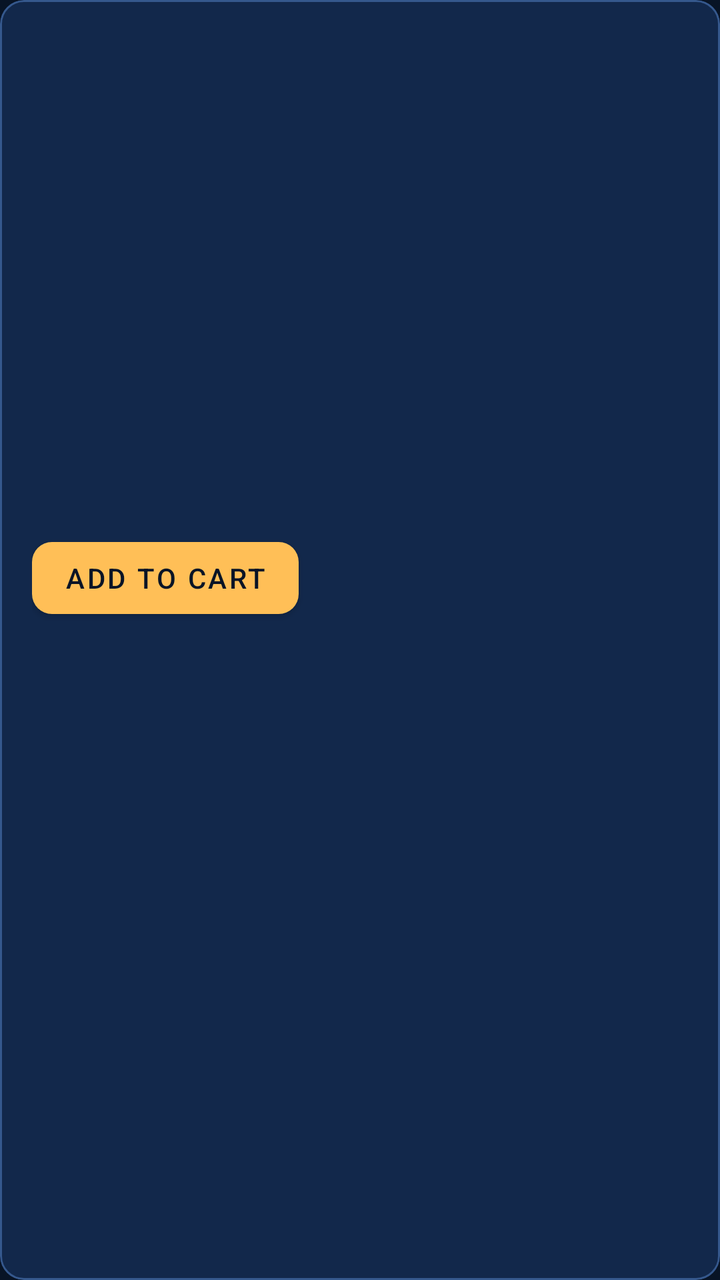
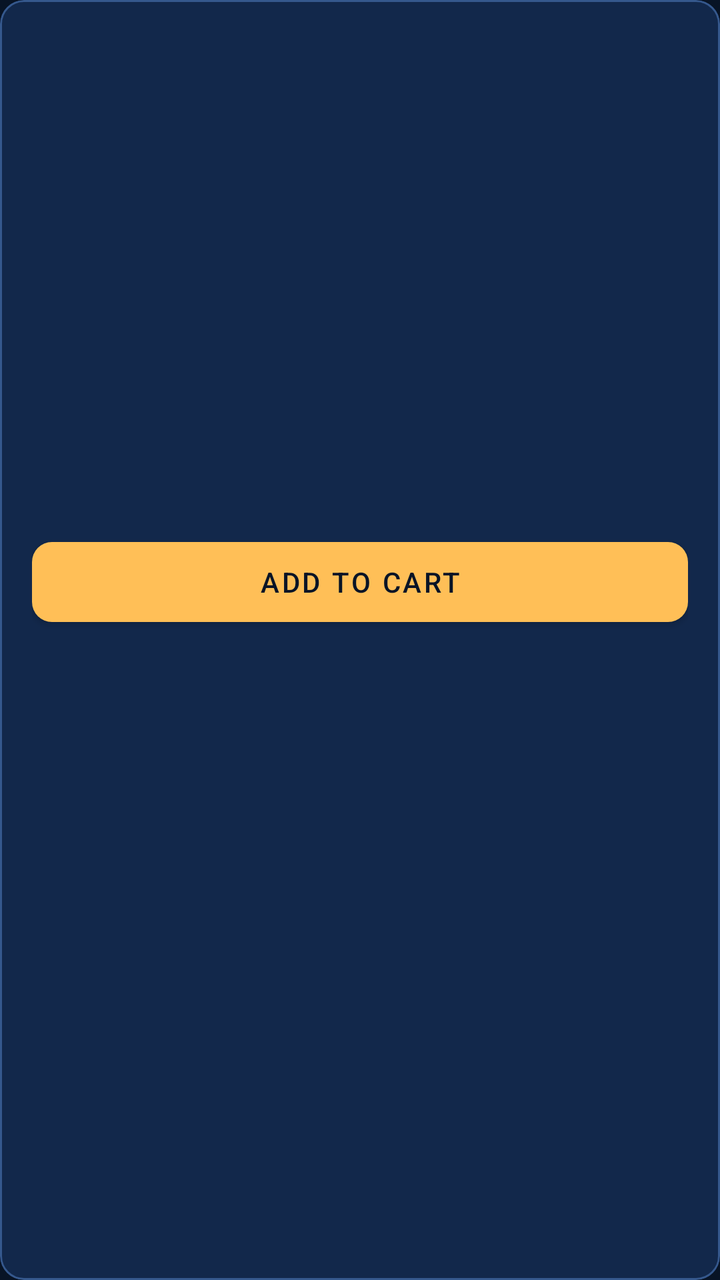

Screens rendered from an Android XML layout before and after an edit, with the pre-edit source and the edit as a unified diff.
<!-- AndroidManifest.xml: application theme Theme.Lebyy -->
<!-- res/layout/item_product.xml -->
<?xml version="1.0" encoding="utf-8"?>
<com.google.android.material.card.MaterialCardView xmlns:android="http://schemas.android.com/apk/res/android"
    xmlns:app="http://schemas.android.com/apk/res-auto"
    android:layout_width="match_parent"
    android:layout_height="wrap_content"
    android:layout_marginBottom="12dp"
    android:contentDescription="test-ProductCard"
    app:cardBackgroundColor="@color/lebyy_surface"
    app:cardCornerRadius="12dp"
    app:cardElevation="0dp"
    app:strokeColor="@color/lebyy_line"
    app:strokeWidth="1dp">

    <LinearLayout
        android:layout_width="match_parent"
        android:layout_height="wrap_content"
        android:orientation="vertical">

        <ImageView
            android:id="@+id/productImage"
            android:layout_width="match_parent"
            android:layout_height="160dp"
            android:contentDescription="Product image"
            android:scaleType="centerCrop" />

        <LinearLayout
            android:layout_width="match_parent"
            android:layout_height="wrap_content"
            android:orientation="vertical"
            android:padding="16dp">

            <TextView
                android:id="@+id/productName"
                android:layout_width="match_parent"
                android:layout_height="wrap_content"
                android:textColor="@color/lebyy_text"
                android:textSize="18sp"
                android:textStyle="bold" />

            <TextView
                android:id="@+id/productPrice"
                android:layout_width="match_parent"
                android:layout_height="wrap_content"
                android:layout_marginTop="4dp"
                android:textColor="@color/lebyy_accent"
                android:textSize="16sp" />

            <TextView
                android:id="@+id/productDesc"
                android:layout_width="match_parent"
                android:layout_height="wrap_content"
                android:layout_marginTop="8dp"
                android:maxLines="2"
                android:ellipsize="end"
                android:textColor="@color/lebyy_muted"
                android:textSize="14sp" />

            <com.google.android.material.button.MaterialButton
                android:id="@+id/buttonAddToCart"
                android:layout_width="wrap_content"
                android:layout_height="wrap_content"
                android:layout_marginTop="12dp"
                android:contentDescription="test-ADD TO CART"
                android:text="@string/add_to_cart"
                android:textAllCaps="true"
                android:textColor="@color/lebyy_bg"
                app:backgroundTint="@color/lebyy_accent"
                app:cornerRadius="10dp" />
        </LinearLayout>
    </LinearLayout>
</com.google.android.material.card.MaterialCardView>
<!-- resources referenced by this layout -->
<resources>
  <color name="lebyy_accent">#FFBF57</color>
  <color name="lebyy_bg">#081426</color>
  <color name="lebyy_line">#35588D</color>
  <color name="lebyy_muted">#90AAD6</color>
  <color name="lebyy_surface">#12284B</color>
  <color name="lebyy_text">#DBE7FF</color>
  <string name="add_to_cart">ADD TO CART</string>
  <style name="Theme.Lebyy" parent="Theme.MaterialComponents.DayNight.NoActionBar">
          <item name="colorPrimary">@color/lebyy_primary</item>
          <item name="colorPrimaryVariant">@color/lebyy_bg_2</item>
          <item name="colorSecondary">@color/lebyy_accent</item>
          <item name="colorOnPrimary">@color/lebyy_bg</item>
          <item name="colorOnSecondary">@color/lebyy_bg</item>
          <item name="android:statusBarColor">@color/lebyy_bg</item>
          <item name="android:navigationBarColor">@color/lebyy_bg</item>
          <item name="android:windowBackground">@color/lebyy_bg</item>
          <item name="android:textColorPrimary">@color/lebyy_text</item>
          <item name="android:textColorSecondary">@color/lebyy_muted</item>
          <item name="colorControlNormal">@color/lebyy_muted</item>
          <item name="colorControlActivated">@color/lebyy_primary</item>
          <item name="materialButtonStyle">@style/Widget.Lebyy.Button</item>
          <item name="materialAlertDialogTheme">@style/ThemeOverlay.Lebyy.Dialog</item>
          <item name="alertDialogTheme">@style/ThemeOverlay.Lebyy.Dialog</item>
      </style>
  <color name="lebyy_primary">#42C6FF</color>
  <color name="lebyy_bg_2">#0D1F3A</color>
  <style name="Widget.Lebyy.Button" parent="Widget.MaterialComponents.Button">
          <item name="backgroundTint">@color/lebyy_accent</item>
          <item name="android:textColor">@color/lebyy_bg</item>
          <item name="cornerRadius">12dp</item>
      </style>
  <style name="ThemeOverlay.Lebyy.Dialog" parent="ThemeOverlay.MaterialComponents.MaterialAlertDialog">
          <item name="colorPrimary">@color/lebyy_primary</item>
          <item name="colorSurface">@color/white</item>
          <item name="colorOnSurface">#0F2144</item>
          <item name="android:background">@color/white</item>
          <item name="materialAlertDialogTitleTextStyle">@style/Lebyy.Dialog.Title</item>
          <item name="materialAlertDialogBodyTextStyle">@style/Lebyy.Dialog.Body</item>
          <item name="buttonBarPositiveButtonStyle">@style/Lebyy.Dialog.Button</item>
          <item name="buttonBarNegativeButtonStyle">@style/Lebyy.Dialog.Button</item>
      </style>
  <color name="white">#FFFFFF</color>
  <style name="Lebyy.Dialog.Title" parent="MaterialAlertDialog.MaterialComponents.Title.Text">
          <item name="android:textColor">#0F2144</item>
          <item name="android:textSize">18sp</item>
          <item name="android:textStyle">bold</item>
      </style>
  <style name="Lebyy.Dialog.Body" parent="MaterialAlertDialog.MaterialComponents.Body.Text">
          <item name="android:textColor">#1F3A5F</item>
          <item name="android:textSize">15sp</item>
      </style>
  <style name="Lebyy.Dialog.Button" parent="Widget.MaterialComponents.Button.TextButton.Dialog">
          <item name="android:textColor">@color/lebyy_primary_2</item>
          <item name="android:textStyle">bold</item>
      </style>
  <color name="lebyy_primary_2">#6E8BFF</color>
</resources>

<!-- the commit's change to res/layout/item_product.xml (unified diff, before → after) -->
@@ -57,8 +57,8 @@
 
             <com.google.android.material.button.MaterialButton
                 android:id="@+id/buttonAddToCart"
-                android:layout_width="wrap_content"
-                android:layout_height="wrap_content"
+                android:layout_width="match_parent"
+                android:layout_height="52dp"
                 android:layout_marginTop="12dp"
                 android:contentDescription="test-ADD TO CART"
                 android:text="@string/add_to_cart"
